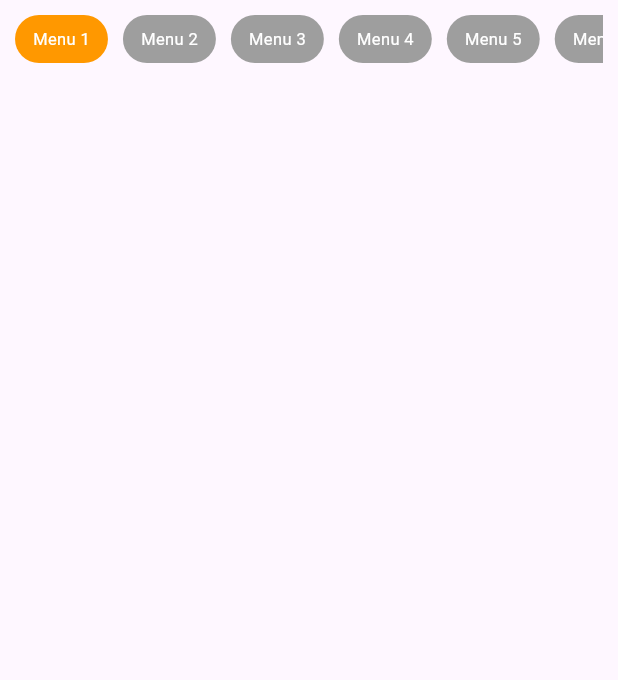
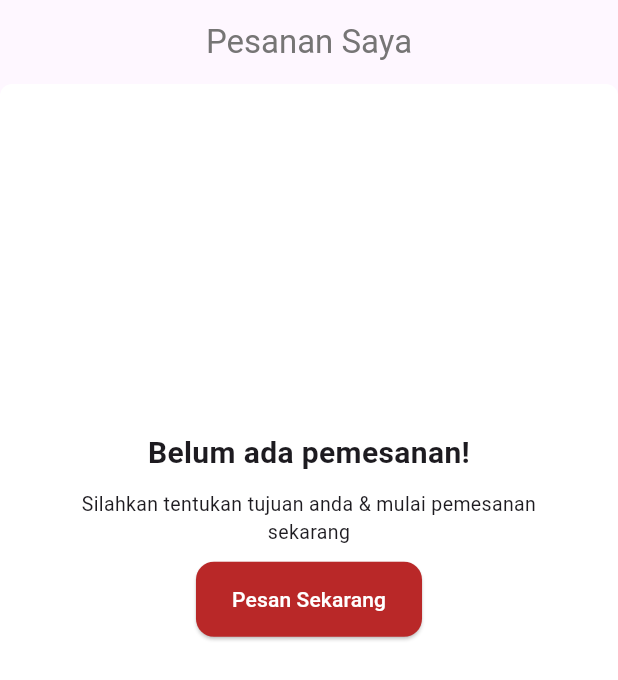
Before and after one commit to kholifpra9/villa-sr-flutter-app, a Flutter app: the PemesananScreen screen opened directly, on a phone screen of 412 x 824 dp. Shown: the top 680 px of the screen. Run offline on Flutter 3.47's test engine with Material 3 defaults, Android fonts, the light colour scheme and no system bars; our stand-ins replace carousel_slider, flutter_svg.

Commit message:
update pemesanan screen 0.1

```diff
--- a/lib/main.dart
+++ b/lib/main.dart
@@ -1,4 +1,5 @@
 import 'package:flutter/material.dart';
+import 'package:villa_sr_app/screens/pemesanan_screen.dart';
 import 'package:villa_sr_app/widgets/nav_bar.dart';
 
 void main() {
@@ -14,7 +15,7 @@ class MyApp extends StatelessWidget {
     return MaterialApp(
       title: 'SR Villa',
       theme: ThemeData(),
-      home: const NavBar(),
+      home: const PemesananScreen(),
     );
   }
 }
--- a/lib/screens/pemesanan_screen.dart
+++ b/lib/screens/pemesanan_screen.dart
@@ -1,6 +1,5 @@
-// ignore_for_file: camel_case_types, prefer_typing_uninitialized_variables
-
 import 'package:flutter/material.dart';
+import 'package:flutter/widgets.dart';
 
 class PemesananScreen extends StatefulWidget {
   const PemesananScreen({super.key});
@@ -13,48 +12,90 @@ class _PemesananScreenState extends State<PemesananScreen> {
   @override
   Widget build(BuildContext context) {
     return Scaffold(
+      appBar: AppBar(
+        centerTitle: true,
+        title: const Text(
+          "Pesanan Saya",
+          style: TextStyle(
+            color: Color.fromARGB(255, 118, 117, 117),
+            fontWeight: FontWeight.normal,
+          ),
+        ),
+        actions: const [],
+      ),
       body: SingleChildScrollView(
-        child: Container(
-          padding: const EdgeInsets.all(10.0),
         child: Column(
           children: [
-              SingleChildScrollView(
-                scrollDirection: Axis.horizontal,
-                controller: ScrollController(),
-                child: Row(
-                  children: List.generate(
-                    10,
-                    (index) {
-                      bool selected = index == 0;
-
-                      return Container(
-                        padding: const EdgeInsets.symmetric(
-                          horizontal: 12.0,
-                          vertical: 8.0,
-                        ),
-                        margin: const EdgeInsets.only(right: 10.0),
-                        decoration: BoxDecoration(
-                          color: selected ? Colors.orange : Colors.grey,
-                          borderRadius: const BorderRadius.all(
-                            Radius.circular(16.0),
-                          ),
-                        ),
-                        child: Center(
-                          child: Text(
-                            "Menu ${index + 1}",
-                            style: const TextStyle(
-                              color: Colors.white,
-                              fontSize: 11.0,
+            Container(
+              alignment: Alignment.center,
+              height: 600.0,
+              decoration: const BoxDecoration(
+                color: Color.fromARGB(255, 255, 255, 255),
+                borderRadius: BorderRadius.all(
+                  Radius.circular(
+                    8.0,
                   ),
                 ),
               ),
-                      );
-                    },
+              child: Column(
+                mainAxisAlignment: MainAxisAlignment.center,
+                children: [
+                  Row(
+                    mainAxisAlignment: MainAxisAlignment.center,
+                    children: [
+                      Flexible(
+                        child: Container(
+                          width: 280,
+                          child: Text(
+                            "Belum ada pemesanan!",
+                            textAlign: TextAlign.center,
+                            style: TextStyle(
+                                fontSize: 20.0, fontWeight: FontWeight.bold),
                           ),
                         ),
                       ),
                     ],
                   ),
+                  Row(
+                    mainAxisAlignment: MainAxisAlignment.center,
+                    children: [
+                      Flexible(
+                        child: Container(
+                          margin: EdgeInsets.only(top: 10, bottom: 10),
+                          width: 340,
+                          child: Text(
+                            "Silahkan tentukan tujuan anda & mulai pemesanan sekarang",
+                            textAlign: TextAlign.center,
+                            style: TextStyle(
+                                fontSize: 13.0, fontWeight: FontWeight.normal),
+                          ),
+                        ),
+                      ),
+                    ],
+                  ),
+                  Row(
+                    mainAxisAlignment: MainAxisAlignment.center,
+                    children: [
+                      Flexible(
+                        child: ElevatedButton(
+                          style: ElevatedButton.styleFrom(
+                              backgroundColor: Color.fromARGB(255, 185, 40, 40),
+                              minimumSize: Size(150, 50),
+                              shape: RoundedRectangleBorder(
+                                  borderRadius: BorderRadius.circular(12))),
+                          onPressed: () {},
+                          child: const Text(
+                            "Pesan Sekarang",
+                            style: TextStyle(color: Colors.white),
+                          ),
+                        ),
+                      ),
+                    ],
+                  ),
+                ],
+              ),
+            ),
+          ],
         ),
       ),
     );
```
Lines whose indentation alone changed are shown as unchanged.
